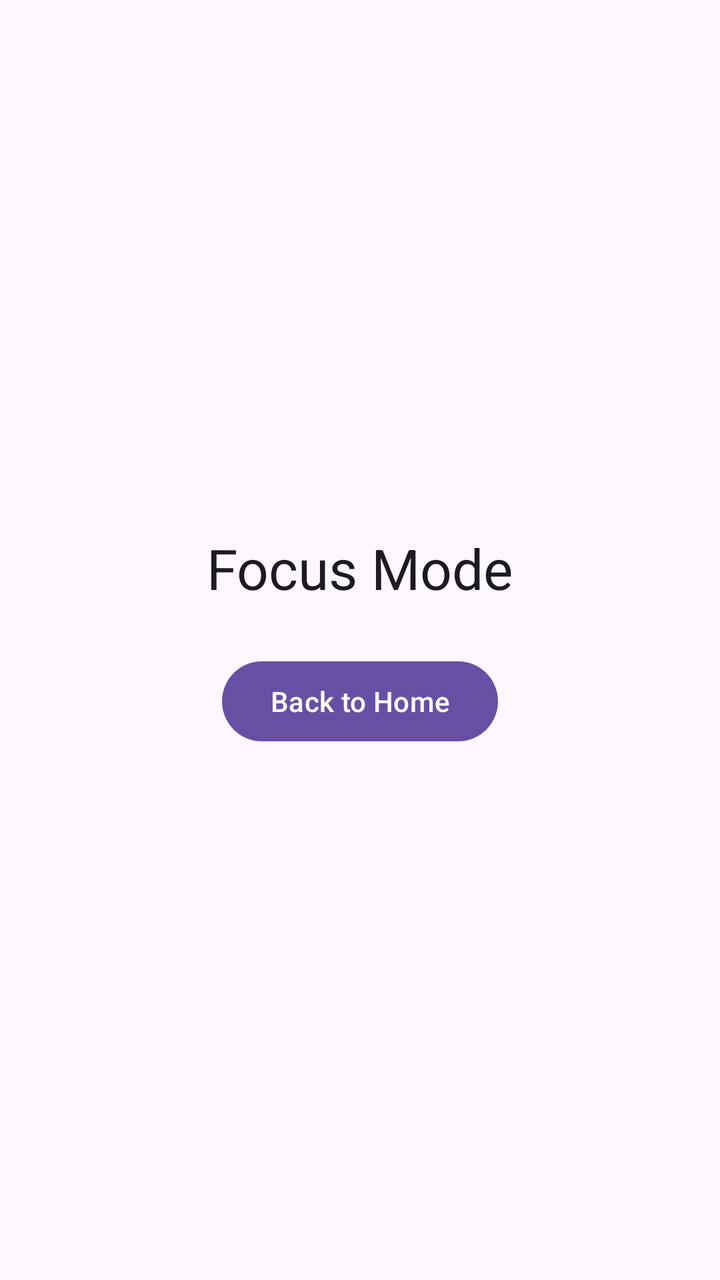
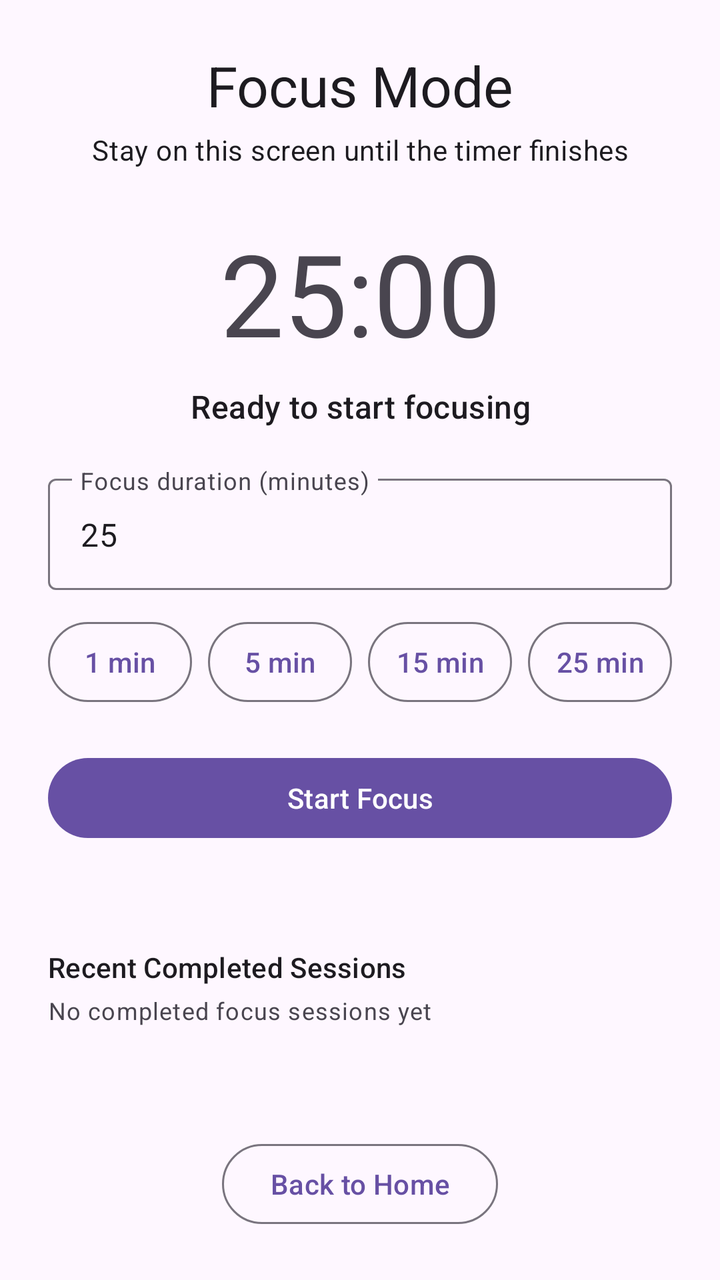

Before-and-after screenshots of an Android layout around one commit, followed by the original layout XML and the change that was made.
<!-- AndroidManifest.xml: application theme Theme.RoastApp -->
<!-- res/layout/focus_activity.xml -->
<?xml version="1.0" encoding="utf-8"?>
<androidx.constraintlayout.widget.ConstraintLayout xmlns:android="http://schemas.android.com/apk/res/android"
    xmlns:app="http://schemas.android.com/apk/res-auto"
    android:layout_width="match_parent"
    android:layout_height="match_parent"
    android:fitsSystemWindows="true"
    android:padding="24dp">

    <TextView
        android:id="@+id/text_focus_title"
        android:layout_width="wrap_content"
        android:layout_height="wrap_content"
        android:text="@string/focus_title"
        android:textAppearance="?attr/textAppearanceHeadlineMedium"
        app:layout_constraintBottom_toTopOf="@id/btn_focus_back"
        app:layout_constraintEnd_toEndOf="parent"
        app:layout_constraintStart_toStartOf="parent"
        app:layout_constraintTop_toTopOf="parent"
        app:layout_constraintVertical_chainStyle="packed" />

    <com.google.android.material.button.MaterialButton
        android:id="@+id/btn_focus_back"
        android:layout_width="wrap_content"
        android:layout_height="wrap_content"
        android:layout_marginTop="24dp"
        android:text="@string/core_back_to_home"
        app:layout_constraintBottom_toBottomOf="parent"
        app:layout_constraintEnd_toEndOf="parent"
        app:layout_constraintStart_toStartOf="parent"
        app:layout_constraintTop_toBottomOf="@id/text_focus_title" />

</androidx.constraintlayout.widget.ConstraintLayout>
<!-- resources referenced by this layout -->
<resources>
  <string name="core_back_to_home">Back to Home</string>
  <string name="focus_title">Focus Mode</string>
  <style name="Theme.RoastApp" parent="Theme.Material3.DayNight.NoActionBar" />
</resources>

<!-- the commit's change to res/layout/focus_activity.xml (unified diff, before → after) -->
@@ -1,32 +1,220 @@
 <?xml version="1.0" encoding="utf-8"?>
-<androidx.constraintlayout.widget.ConstraintLayout xmlns:android="http://schemas.android.com/apk/res/android"
+<ScrollView xmlns:android="http://schemas.android.com/apk/res/android"
     xmlns:app="http://schemas.android.com/apk/res-auto"
     android:layout_width="match_parent"
     android:layout_height="match_parent"
-    android:fitsSystemWindows="true"
-    android:padding="24dp">
-
-    <TextView
-        android:id="@+id/text_focus_title"
-        android:layout_width="wrap_content"
+    android:fillViewport="true"
+    android:fitsSystemWindows="true">
+
+    <androidx.constraintlayout.widget.ConstraintLayout
+        android:layout_width="match_parent"
         android:layout_height="wrap_content"
-        android:text="@string/focus_title"
-        android:textAppearance="?attr/textAppearanceHeadlineMedium"
-        app:layout_constraintBottom_toTopOf="@id/btn_focus_back"
-        app:layout_constraintEnd_toEndOf="parent"
-        app:layout_constraintStart_toStartOf="parent"
-        app:layout_constraintTop_toTopOf="parent"
-        app:layout_constraintVertical_chainStyle="packed" />
-
-    <com.google.android.material.button.MaterialButton
-        android:id="@+id/btn_focus_back"
-        android:layout_width="wrap_content"
-        android:layout_height="wrap_content"
-        android:layout_marginTop="24dp"
-        android:text="@string/core_back_to_home"
-        app:layout_constraintBottom_toBottomOf="parent"
-        app:layout_constraintEnd_toEndOf="parent"
-        app:layout_constraintStart_toStartOf="parent"
-        app:layout_constraintTop_toBottomOf="@id/text_focus_title" />
-
-</androidx.constraintlayout.widget.ConstraintLayout>
+        android:padding="24dp">
+
+        <TextView
+            android:id="@+id/text_focus_title"
+            android:layout_width="0dp"
+            android:layout_height="wrap_content"
+            android:gravity="center"
+            android:text="@string/focus_title"
+            android:textAppearance="?attr/textAppearanceHeadlineMedium"
+            app:layout_constraintEnd_toEndOf="parent"
+            app:layout_constraintStart_toStartOf="parent"
+            app:layout_constraintTop_toTopOf="parent" />
+
+        <TextView
+            android:id="@+id/text_focus_subtitle"
+            android:layout_width="0dp"
+            android:layout_height="wrap_content"
+            android:layout_marginTop="4dp"
+            android:gravity="center"
+            android:text="@string/focus_subtitle"
+            android:textAppearance="?attr/textAppearanceBodyMedium"
+            app:layout_constraintEnd_toEndOf="parent"
+            app:layout_constraintStart_toStartOf="parent"
+            app:layout_constraintTop_toBottomOf="@id/text_focus_title" />
+
+        <TextView
+            android:id="@+id/text_focus_timer"
+            android:layout_width="0dp"
+            android:layout_height="wrap_content"
+            android:layout_marginTop="24dp"
+            android:gravity="center"
+            android:text="@string/focus_default_timer"
+            android:textAppearance="?attr/textAppearanceDisplayLarge"
+            app:layout_constraintEnd_toEndOf="parent"
+            app:layout_constraintStart_toStartOf="parent"
+            app:layout_constraintTop_toBottomOf="@id/text_focus_subtitle" />
+
+        <TextView
+            android:id="@+id/text_focus_status"
+            android:layout_width="0dp"
+            android:layout_height="wrap_content"
+            android:layout_marginTop="8dp"
+            android:gravity="center"
+            android:text="@string/focus_status_ready"
+            android:textAppearance="?attr/textAppearanceTitleMedium"
+            app:layout_constraintEnd_toEndOf="parent"
+            app:layout_constraintStart_toStartOf="parent"
+            app:layout_constraintTop_toBottomOf="@id/text_focus_timer" />
+
+        <LinearLayout
+            android:id="@+id/layout_focus_duration_controls"
+            android:layout_width="0dp"
+            android:layout_height="wrap_content"
+            android:layout_marginTop="20dp"
+            android:orientation="vertical"
+            app:layout_constraintEnd_toEndOf="parent"
+            app:layout_constraintStart_toStartOf="parent"
+            app:layout_constraintTop_toBottomOf="@id/text_focus_status">
+
+            <com.google.android.material.textfield.TextInputLayout
+                android:id="@+id/input_layout_focus_minutes"
+                android:layout_width="match_parent"
+                android:layout_height="wrap_content"
+                android:hint="@string/focus_label_minutes">
+
+                <com.google.android.material.textfield.TextInputEditText
+                    android:id="@+id/edit_focus_minutes"
+                    android:layout_width="match_parent"
+                    android:layout_height="wrap_content"
+                    android:inputType="number"
+                    android:maxLength="3"
+                    android:text="@string/focus_default_minutes" />
+
+            </com.google.android.material.textfield.TextInputLayout>
+
+            <LinearLayout
+                android:layout_width="match_parent"
+                android:layout_height="wrap_content"
+                android:layout_marginTop="12dp"
+                android:orientation="horizontal">
+
+                <com.google.android.material.button.MaterialButton
+                    android:id="@+id/btn_preset_1"
+                    style="?attr/materialButtonOutlinedStyle"
+                    android:layout_width="0dp"
+                    android:layout_height="wrap_content"
+                    android:layout_marginEnd="4dp"
+                    android:layout_weight="1"
+                    android:insetLeft="0dp"
+                    android:insetRight="0dp"
+                    android:paddingLeft="4dp"
+                    android:paddingRight="4dp"
+                    android:text="@string/focus_preset_1_min" />
+
+                <com.google.android.material.button.MaterialButton
+                    android:id="@+id/btn_preset_5"
+                    style="?attr/materialButtonOutlinedStyle"
+                    android:layout_width="0dp"
+                    android:layout_height="wrap_content"
+                    android:layout_marginStart="4dp"
+                    android:layout_marginEnd="4dp"
+                    android:layout_weight="1"
+                    android:insetLeft="0dp"
+                    android:insetRight="0dp"
+                    android:paddingLeft="4dp"
+                    android:paddingRight="4dp"
+                    android:text="@string/focus_preset_5_min" />
+
+                <com.google.android.material.button.MaterialButton
+                    android:id="@+id/btn_preset_15"
+                    style="?attr/materialButtonOutlinedStyle"
+                    android:layout_width="0dp"
+                    android:layout_height="wrap_content"
+                    android:layout_marginStart="4dp"
+                    android:layout_marginEnd="4dp"
+                    android:layout_weight="1"
+                    android:insetLeft="0dp"
+                    android:insetRight="0dp"
+                    android:paddingLeft="4dp"
+                    android:paddingRight="4dp"
+                    android:text="@string/focus_preset_15_min" />
+
+                <com.google.android.material.button.MaterialButton
+                    android:id="@+id/btn_preset_25"
+                    style="?attr/materialButtonOutlinedStyle"
+                    android:layout_width="0dp"
+                    android:layout_height="wrap_content"
+                    android:layout_marginStart="4dp"
+                    android:layout_weight="1"
+                    android:insetLeft="0dp"
+                    android:insetRight="0dp"
+                    android:paddingLeft="4dp"
+                    android:paddingRight="4dp"
+                    android:text="@string/focus_preset_25_min" />
+
+            </LinearLayout>
+
+        </LinearLayout>
+
+        <com.google.android.material.button.MaterialButton
+            android:id="@+id/btn_focus_start"
+            android:layout_width="0dp"
+            android:layout_height="wrap_content"
+            android:layout_marginTop="20dp"
+            android:text="@string/focus_btn_start"
+            app:layout_constraintEnd_toEndOf="parent"
+            app:layout_constraintStart_toStartOf="parent"
+            app:layout_constraintTop_toBottomOf="@id/layout_focus_duration_controls" />
+
+        <com.google.android.material.button.MaterialButton
+            android:id="@+id/btn_focus_abandon"
+            style="?attr/materialButtonOutlinedStyle"
+            android:layout_width="0dp"
+            android:layout_height="wrap_content"
+            android:layout_marginTop="12dp"
+            android:text="@string/focus_btn_abandon"
+            android:visibility="gone"
+            app:layout_constraintEnd_toEndOf="parent"
+            app:layout_constraintStart_toStartOf="parent"
+            app:layout_constraintTop_toBottomOf="@id/btn_focus_start" />
+
+        <TextView
+            android:id="@+id/text_focus_completed_count"
+            android:layout_width="0dp"
+            android:layout_height="wrap_content"
+            android:layout_marginTop="24dp"
+            android:gravity="center"
+            android:textAppearance="?attr/textAppearanceTitleSmall"
+            app:layout_constraintEnd_toEndOf="parent"
+            app:layout_constraintStart_toStartOf="parent"
+            app:layout_constraintTop_toBottomOf="@id/btn_focus_abandon" />
+
+        <TextView
+            android:id="@+id/text_focus_history_header"
+            android:layout_width="0dp"
+            android:layout_height="wrap_content"
+            android:layout_marginTop="8dp"
+            android:text="@string/focus_history_header"
+            android:textAppearance="?attr/textAppearanceLabelLarge"
+            app:layout_constraintEnd_toEndOf="parent"
+            app:layout_constraintStart_toStartOf="parent"
+            app:layout_constraintTop_toBottomOf="@id/text_focus_completed_count" />
+
+        <TextView
+            android:id="@+id/text_focus_history_list"
+            android:layout_width="0dp"
+            android:layout_height="wrap_content"
+            android:layout_marginTop="4dp"
+            android:text="@string/focus_history_empty"
+            android:textAppearance="?attr/textAppearanceBodySmall"
+            app:layout_constraintEnd_toEndOf="parent"
+            app:layout_constraintStart_toStartOf="parent"
+            app:layout_constraintTop_toBottomOf="@id/text_focus_history_header" />
+
+        <com.google.android.material.button.MaterialButton
+            android:id="@+id/btn_focus_back"
+            style="?attr/materialButtonOutlinedStyle"
+            android:layout_width="wrap_content"
+            android:layout_height="wrap_content"
+            android:layout_marginTop="24dp"
+            android:text="@string/core_back_to_home"
+            app:layout_constraintBottom_toBottomOf="parent"
+            app:layout_constraintEnd_toEndOf="parent"
+            app:layout_constraintStart_toStartOf="parent"
+            app:layout_constraintTop_toBottomOf="@id/text_focus_history_list"
+            app:layout_constraintVertical_bias="1.0" />
+
+    </androidx.constraintlayout.widget.ConstraintLayout>
+</ScrollView>
<!-- resource entries referenced after the edit -->
@@ -1,6 +1,19 @@
 <!-- resources referenced by this layout -->
 <resources>
   <string name="core_back_to_home">Back to Home</string>
+  <string name="focus_btn_abandon">Abandon Focus</string>
+  <string name="focus_btn_start">Start Focus</string>
+  <string name="focus_default_minutes">25</string>
+  <string name="focus_default_timer">25:00</string>
+  <string name="focus_history_empty">No completed focus sessions yet</string>
+  <string name="focus_history_header">Recent Completed Sessions</string>
+  <string name="focus_label_minutes">Focus duration (minutes)</string>
+  <string name="focus_preset_15_min">15 min</string>
+  <string name="focus_preset_1_min">1 min</string>
+  <string name="focus_preset_25_min">25 min</string>
+  <string name="focus_preset_5_min">5 min</string>
+  <string name="focus_status_ready">Ready to start focusing</string>
+  <string name="focus_subtitle">Stay on this screen until the timer finishes</string>
   <string name="focus_title">Focus Mode</string>
   <style name="Theme.RoastApp" parent="Theme.Material3.DayNight.NoActionBar" />
 </resources>
